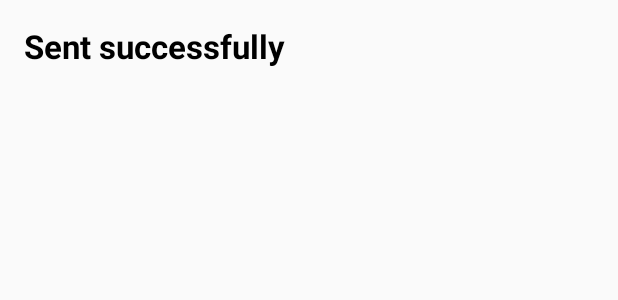
After one commit to android-design/FileShare, an Android app: the layout send_bottom_sheet_content.xml on its own in the app's theme, with its tools: preview values and no code run, on a phone screen of 412 x 824 dp. The commit adds this screen. Shown: the top 300 px of the screen. Run offline under Robolectric (Android 15) with nearby library versions, the phone set to English and light mode, and no system bars.

Commit message:
Made transparent UI

```diff
--- a/app/src/main/java/com/fedorov/fileioshare/model/ApplicationState.kt
+++ b/app/src/main/java/com/fedorov/fileioshare/model/ApplicationState.kt
@@ -2,5 +2,6 @@ package com.fedorov.fileioshare.model
 
 enum class ApplicationState {
     IDLE,
+    SENT,
     EXIT,
 }
--- /dev/null
+++ b/app/src/main/res/layout/activity_send.xml
@@ -0,0 +1,6 @@
+<?xml version="1.0" encoding="utf-8"?>
+<FrameLayout xmlns:android="http://schemas.android.com/apk/res/android"
+    xmlns:tools="http://schemas.android.com/tools"
+    android:layout_width="match_parent"
+    android:layout_height="match_parent"
+    tools:context=".presentation.screen.send.SendActivity" />
--- /dev/null
+++ b/app/src/main/res/layout/send_bottom_sheet_content.xml
@@ -0,0 +1,19 @@
+<?xml version="1.0" encoding="utf-8"?>
+<FrameLayout xmlns:android="http://schemas.android.com/apk/res/android"
+    xmlns:app="http://schemas.android.com/apk/res-auto"
+    android:id="@+id/standard_bottom_sheet"
+    android:layout_width="wrap_content"
+    android:layout_height="wrap_content"
+    android:padding="16dp"
+    app:layout_behavior="com.google.android.material.bottomsheet.BottomSheetBehavior">
+
+    <TextView
+        android:id="@+id/send_tv"
+        android:layout_width="wrap_content"
+        android:layout_height="wrap_content"
+        android:text="@string/send_text"
+        android:textColor="@android:color/black"
+        android:textSize="22sp"
+        android:textStyle="bold" />
+
+</FrameLayout>
--- a/app/src/main/res/values/strings.xml
+++ b/app/src/main/res/values/strings.xml
@@ -16,4 +16,7 @@
     <string name="error_can_not_read_file">Can\'t read file.</string>
     <string name="error_file_size">file size should be less then 5 Gb.</string>
     <string name="image_description_updating">Updating</string>
+    <string name="title_activity_send">SendActivity</string>
+    <string name="sending_text">Sending</string>
+    <string name="send_text">Sent successfully</string>
 </resources>
--- a/app/src/main/res/values/styles.xml
+++ b/app/src/main/res/values/styles.xml
@@ -2,11 +2,17 @@
 
     <!-- Base application theme. -->
     <style name="AppTheme" parent="Theme.AppCompat.DayNight.DarkActionBar">
-        <!-- Customize your theme here. -->
         <item name="colorPrimary">@color/primaryColor</item>
         <item name="colorPrimaryDark">@color/primaryDarkColor</item>
         <item name="colorAccent">@color/secondaryColor</item>
         <item name="actionMenuTextColor">@color/primaryTextColor</item>
     </style>
 
+    <style name="Theme.AppCompat.Translucent" parent="Theme.AppCompat.NoActionBar">
+        <item name="android:windowNoTitle">true</item>
+        <item name="android:windowBackground">@android:color/transparent</item>
+        <item name="android:colorBackgroundCacheHint">@null</item>
+        <item name="android:windowIsTranslucent">true</item>
+        <item name="android:windowAnimationStyle">@android:style/Animation</item>
+    </style>
 </resources>
--- a/build.gradle
+++ b/build.gradle
@@ -2,7 +2,6 @@
 
 buildscript {
     ext.kotlin_version = '1.6.10'
-    ext.moxy_version = '2.2.2'
     repositories {
         google()
         mavenCentral()
```
Also changed, not shown: app/build.gradle (+6 -2 lines), app/src/main/AndroidManifest.xml (+7 -1 lines), app/src/main/java/com/fedorov/fileioshare/presentation/screen/main/MainActivity.kt (+3 -91 lines), app/src/main/java/com/fedorov/fileioshare/presentation/screen/send/SendActivity.kt (added, +127 -0 lines), app/src/main/java/com/fedorov/fileioshare/presentation/screen/send/SendBottomSheetFragment.kt (added, +36 -0 lines), app/src/main/java/com/fedorov/fileioshare/presentation/screen/send/SendViewModel.kt (renamed from app/src/main/java/com/fedorov/fileioshare/presentation/screen/main/MainViewModel.kt, +4 -4 lines).
